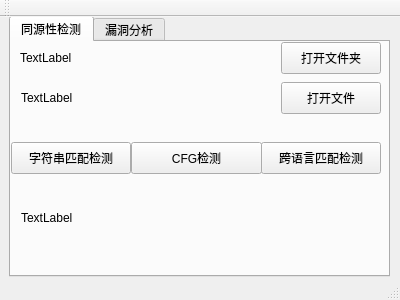
Old version of the form SoftwareSecurityCourseDesign/SoftwareSecurityCourseDesign/mainwindow.ui in the repository yilinfang/SoftwareSecurityCourseDesign.
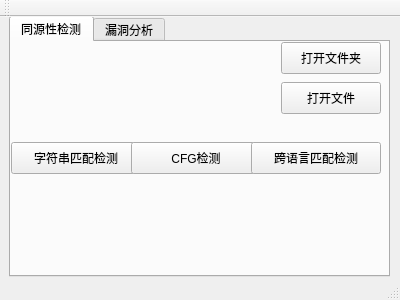
New version of the form.

```diff
--- a/SoftwareSecurityCourseDesign/SoftwareSecurityCourseDesign/mainwindow.ui
+++ b/SoftwareSecurityCourseDesign/SoftwareSecurityCourseDesign/mainwindow.ui
@@ -38,6 +38,9 @@
     <property name="currentIndex">
      <number>0</number>
     </property>
+    <property name="elideMode">
+     <enum>Qt::ElideLeft</enum>
+    </property>
     <widget class="QWidget" name="tab_1">
      <attribute name="title">
       <string>同源性检测</string>
@@ -65,7 +68,7 @@
        </rect>
       </property>
       <property name="text">
-       <string>TextLabel</string>
+       <string/>
       </property>
      </widget>
      <widget class="QLabel" name="label_filePath_tab1">
@@ -78,7 +81,7 @@
        </rect>
       </property>
       <property name="text">
-       <string>TextLabel</string>
+       <string/>
       </property>
      </widget>
      <widget class="QPushButton" name="pushButton_getFilePath_tab1">
@@ -99,7 +102,7 @@
        <rect>
         <x>0</x>
         <y>100</y>
-        <width>120</width>
+        <width>130</width>
         <height>32</height>
        </rect>
       </property>
@@ -112,7 +115,7 @@
        <rect>
         <x>120</x>
         <y>100</y>
-        <width>131</width>
+        <width>130</width>
         <height>32</height>
        </rect>
       </property>
@@ -123,9 +126,9 @@
      <widget class="QPushButton" name="pushButton_sourceDetect_crossfile">
       <property name="geometry">
        <rect>
-        <x>250</x>
+        <x>240</x>
         <y>100</y>
-        <width>120</width>
+        <width>130</width>
         <height>32</height>
        </rect>
       </property>
@@ -143,7 +146,7 @@
        </rect>
       </property>
       <property name="text">
-       <string>TextLabel</string>
+       <string/>
       </property>
      </widget>
     </widget>
```
